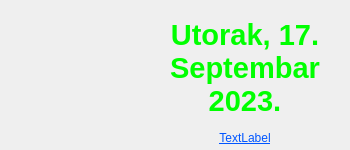
Qt form data/app/designer/frm_news_item.ui (dsoftn/my_journal) before a commit.
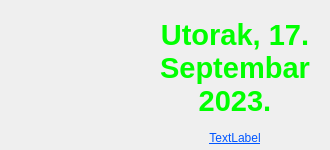
The same form after that commit.

The edit to the form file:
```diff
--- a/data/app/designer/frm_news_item.ui
+++ b/data/app/designer/frm_news_item.ui
@@ -6,7 +6,7 @@
    <rect>
     <x>0</x>
     <y>0</y>
-    <width>350</width>
+    <width>330</width>
     <height>150</height>
    </rect>
   </property>
@@ -46,7 +46,7 @@
     <rect>
      <x>150</x>
      <y>10</y>
-     <width>190</width>
+     <width>170</width>
      <height>115</height>
     </rect>
    </property>
@@ -76,7 +76,7 @@
     <rect>
      <x>150</x>
      <y>130</y>
-     <width>190</width>
+     <width>170</width>
      <height>15</height>
     </rect>
    </property>
```
